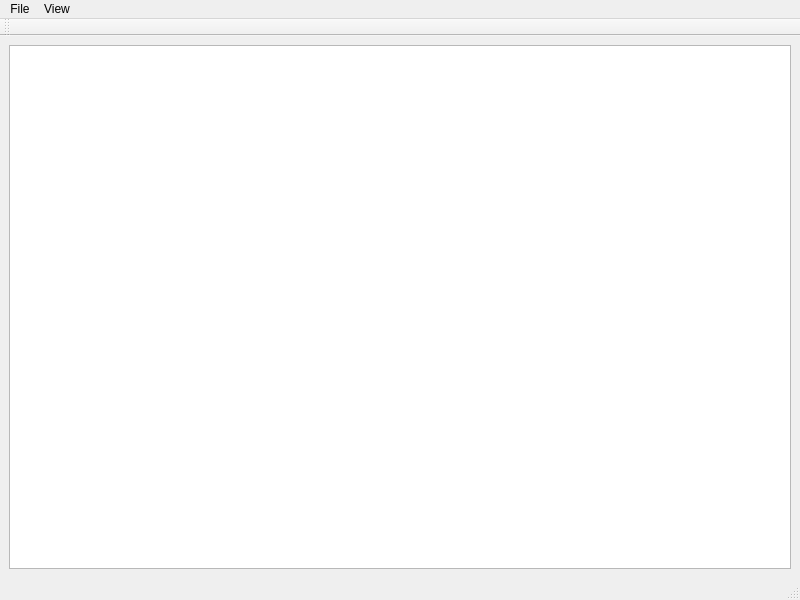
Before: the Qt Designer form mainwindow.ui in rosymaro/qt_pexviewer, drawn with Qt 5.
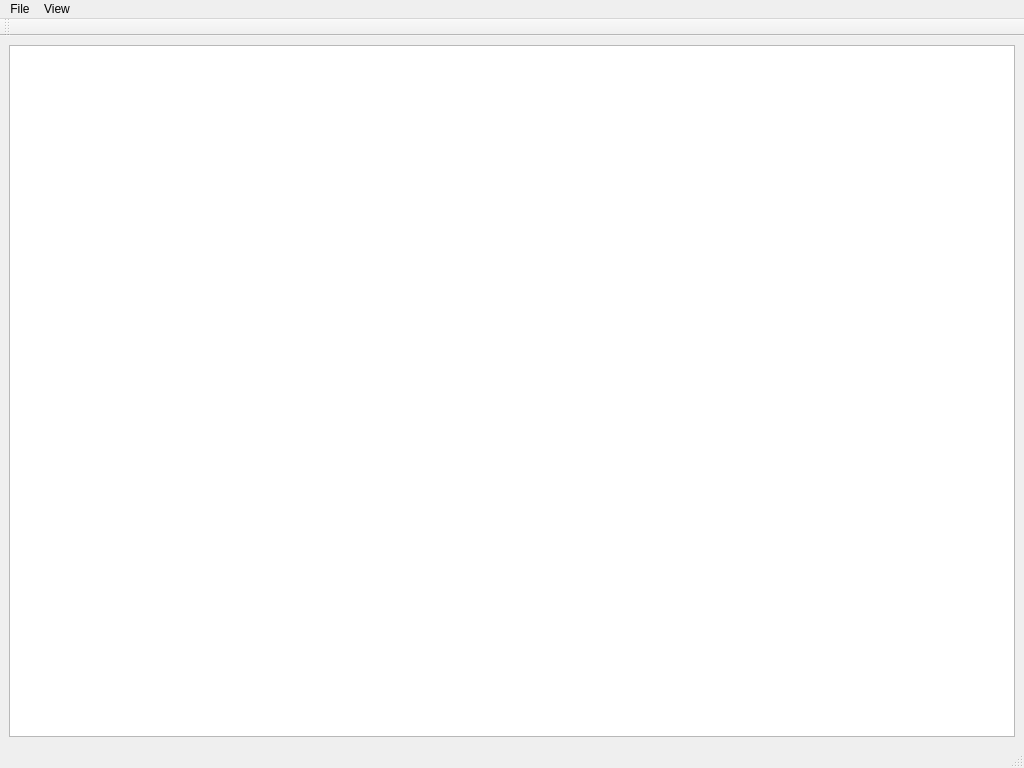
After: the same form once the commit is applied.

```diff
--- a/mainwindow.ui
+++ b/mainwindow.ui
@@ -6,8 +6,8 @@
    <rect>
     <x>0</x>
     <y>0</y>
-    <width>800</width>
-    <height>600</height>
+    <width>1024</width>
+    <height>768</height>
    </rect>
   </property>
   <property name="windowTitle">
@@ -25,8 +25,8 @@
     <rect>
      <x>0</x>
      <y>0</y>
-     <width>800</width>
-     <height>20</height>
+     <width>1024</width>
+     <height>25</height>
     </rect>
    </property>
    <widget class="QMenu" name="menuFile">
```
Left out of the diff: 7 changed lines with no effect on the pictures.
